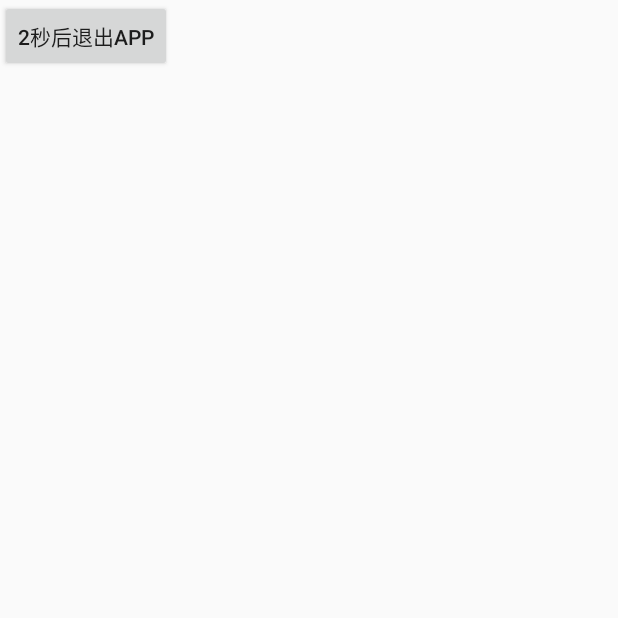
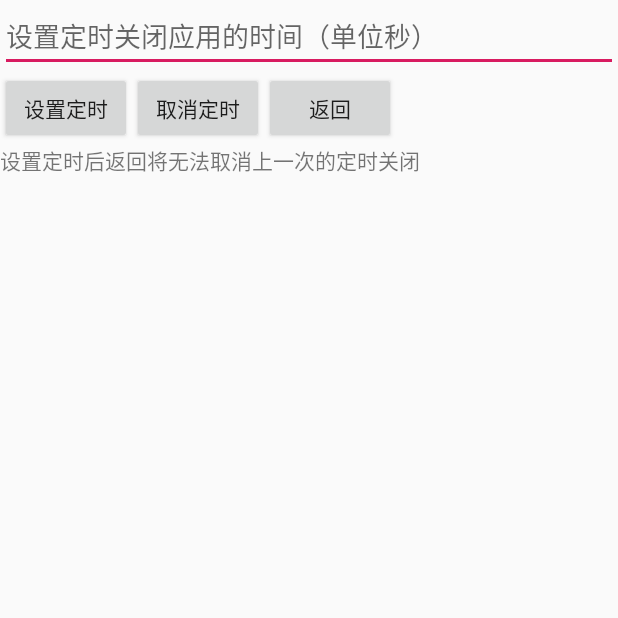
Before and after one commit to fangzhangyin/summer, an Android app: the finall screen opened directly, with no data from a screen before it, on a phone screen of 412 x 824 dp, the top half of it. Run offline under Robolectric (Android 15) with nearby library versions, the phone set to English and light mode, and no system bars; our stand-ins replace ButterKnife.

Commit message:
广播+自定义定时关闭应用

```diff
--- a/broadcast/src/main/java/com/example/broadcast/finall.java
+++ b/broadcast/src/main/java/com/example/broadcast/finall.java
@@ -5,6 +5,7 @@ import android.support.v7.app.AppCompatActivity;
 import android.os.Bundle;
 import android.view.View;
 import android.widget.Button;
+import android.widget.EditText;
 
 import java.util.Timer;
 import java.util.TimerTask;
@@ -18,7 +19,16 @@ public class finall extends baseActivity {
 
     @BindView(R.id.exit0)
     Button exit0;
+    @BindView(R.id.canel)
+    Button canel;
+    private Timer timer;
+    private long secound;
 
+    @BindView(R.id.back)
+    Button back;
+
+    @BindView(R.id.time)
+    EditText time;
     @Override
     protected void onCreate(Bundle savedInstanceState) {
         super.onCreate(savedInstanceState);
@@ -27,9 +37,13 @@ public class finall extends baseActivity {
         exit0.setOnClickListener(new View.OnClickListener() {
             @Override
             public void onClick(View v) {
-                finish();
+                String s=time.getText().toString();
+                if(s!=null&&!s.equals("")){
+                    secound=Long.parseLong(s);
+                    secound=secound*1000;
                     //开启广播，定时关闭整个app
-                Timer timer = new Timer();
+                    if(timer==null){
+                        timer=new Timer();
                         timer.schedule(new TimerTask() {
                             @Override
                             public void run() {
@@ -38,9 +52,26 @@ public class finall extends baseActivity {
                                 intent.setAction(EXIT_APP_ACTION);
                                 sendBroadcast(intent);
                             }
-                }, 2000);//延时1s执行
+                        }, secound);//延时执行
+                    }
+                }
 
-
+            }
+        });
+        canel.setOnClickListener(new View.OnClickListener() {
+            @Override
+            public void onClick(View v) {
+                if(timer!=null){
+                    timer.cancel();
+                    timer.purge();
+                    timer=null;
+                }
+            }
+        });
+        back.setOnClickListener(new View.OnClickListener() {
+            @Override
+            public void onClick(View v) {
+                finish();
             }
         });
     }
--- a/broadcast/src/main/res/layout/activity_finall.xml
+++ b/broadcast/src/main/res/layout/activity_finall.xml
@@ -4,11 +4,46 @@
     xmlns:tools="http://schemas.android.com/tools"
     android:layout_width="match_parent"
     android:layout_height="match_parent"
+    android:orientation="vertical"
     tools:context=".finall">
-<Button
-    android:layout_width="wrap_content"
-    android:layout_height="wrap_content"
-    android:text="2秒后退出app"
-    android:id="@+id/exit0"
-    />
+
+    <LinearLayout
+        android:layout_width="match_parent"
+        android:layout_height="wrap_content">
+        <EditText
+            android:layout_width="match_parent"
+            android:layout_height="wrap_content"
+            android:id="@+id/time"
+            android:inputType="number"
+            android:hint="设置定时关闭应用的时间（单位秒）"
+            />
+    </LinearLayout>
+
+    <LinearLayout
+        android:layout_width="match_parent"
+        android:layout_height="wrap_content">
+        <Button
+            android:layout_width="wrap_content"
+            android:layout_height="wrap_content"
+            android:text="设置定时"
+            android:id="@+id/exit0"
+            />
+        <Button
+            android:layout_width="wrap_content"
+            android:layout_height="wrap_content"
+            android:id="@+id/canel"
+            android:text="取消定时"
+            />
+        <Button
+            android:layout_width="wrap_content"
+            android:layout_height="wrap_content"
+            android:id="@+id/back"
+            android:text="返回"
+            />
+    </LinearLayout>
+    <TextView
+        android:layout_width="wrap_content"
+        android:layout_height="wrap_content"
+        android:text="设置定时后返回将无法取消上一次的定时关闭"
+        />
 </LinearLayout>
```
Lines whose indentation alone changed are shown as unchanged.
